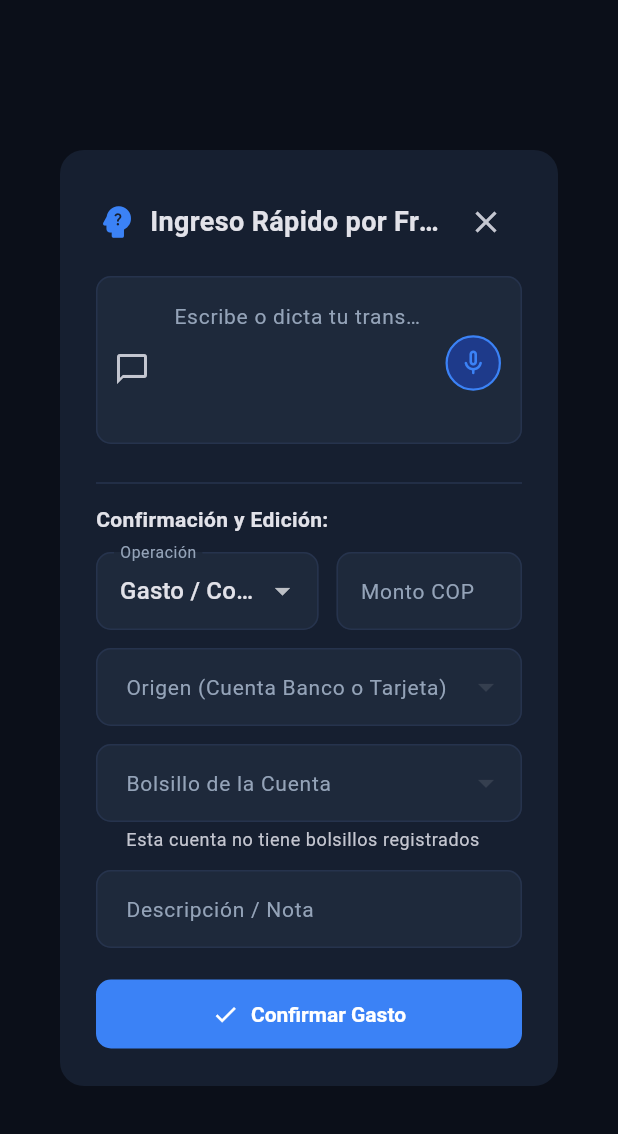
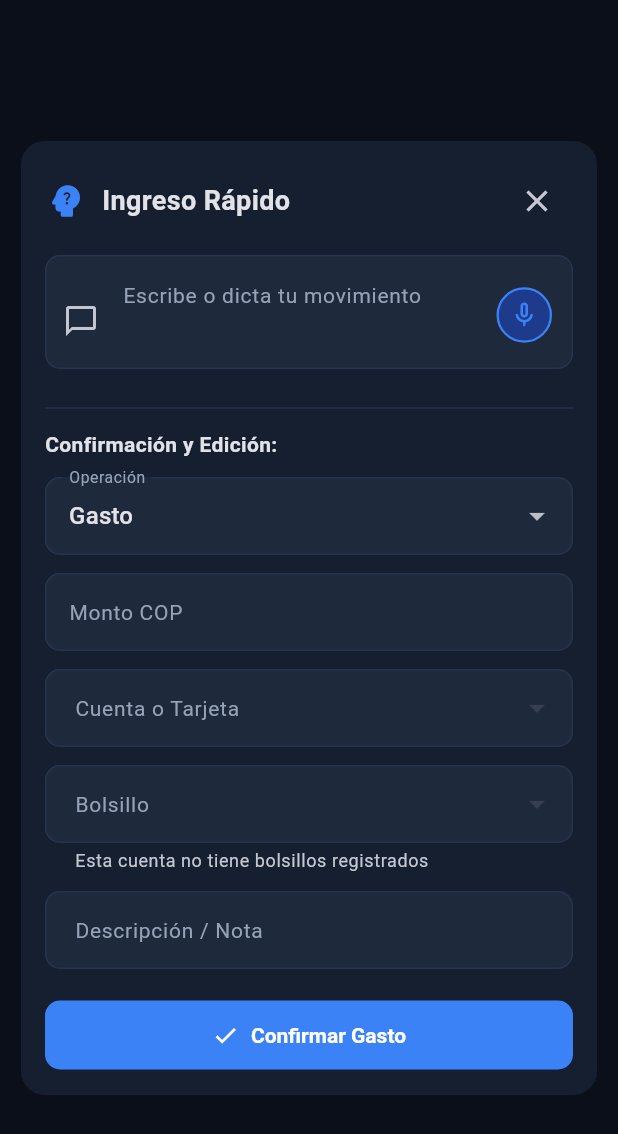
Before and after one commit to Alexdjp15/finanzas-personales, a Flutter app: the NlpEntryDialog widget shown alone on an empty page, opened directly, on a phone screen of 412 x 824 dp. Shown: the top 1134 px of the screen. Run offline on Flutter 3.47's test engine with Material 3 defaults, Android fonts, the phone set to English and light mode, and no system bars; our stand-ins replace csv, fl_chart, flutter_riverpod, speech_to_text, supabase_flutter; accounts and stored records are empty; Roboto replaces fonts that are missing (Segoe UI).

Commit message:
fix(ui): eliminate horizontal text truncations and optimize responsive layout in NlpEntryDialog

```diff
--- a/lib/presentation/screens/dialogs/nlp_entry_dialog.dart
+++ b/lib/presentation/screens/dialogs/nlp_entry_dialog.dart
@@ -461,16 +461,20 @@ class _NlpEntryDialogState extends ConsumerState<NlpEntryDialog> {
     final dictationState = ref.watch(voiceDictationProvider);
     final colors = AppColors.of(context);
     final mediaQuery = MediaQuery.of(context);
+    final isMobile = mediaQuery.size.width < 480;
 
     return Dialog(
+      insetPadding: isMobile
+          ? const EdgeInsets.symmetric(horizontal: 14, vertical: 20)
+          : const EdgeInsets.symmetric(horizontal: 40.0, vertical: 24.0),
       shape: RoundedRectangleBorder(borderRadius: BorderRadius.circular(16)),
       child: ConstrainedBox(
         constraints: BoxConstraints(
           maxWidth: 560,
-          maxHeight: mediaQuery.size.height * 0.85,
+          maxHeight: mediaQuery.size.height * 0.90,
         ),
         child: Padding(
-          padding: const EdgeInsets.all(24.0),
+          padding: EdgeInsets.all(isMobile ? 16.0 : 24.0),
           child: catalogAsync.when(
             loading: () => const Center(heightFactor: 3, child: CircularProgressIndicator()),
             error: (err, _) => Text('Error al cargar catálogo: $err'),
@@ -507,10 +511,10 @@ class _NlpEntryDialogState extends ConsumerState<NlpEntryDialog> {
                     Row(
                       children: [
                         Icon(Icons.psychology_alt_rounded, color: colors.brandAccent, size: 28),
-                        const SizedBox(width: 8),
+                        const SizedBox(width: 10),
                         const Expanded(
                           child: Text(
-                            'Ingreso Rápido por Frase (NLP)',
+                            'Ingreso Rápido',
                             style: TextStyle(fontSize: 18, fontWeight: FontWeight.bold),
                             overflow: TextOverflow.ellipsis,
                           ),
@@ -525,11 +529,12 @@ class _NlpEntryDialogState extends ConsumerState<NlpEntryDialog> {
                     TextField(
                       controller: _phraseController,
                       minLines: 2,
-                      maxLines: 8,
+                      maxLines: 4,
                       keyboardType: TextInputType.multiline,
                       decoration: InputDecoration(
-                        hintText: 'Ej: 50000 compra tc bancolombia | recuérdame pagar la energía los 10',
-                        labelText: 'Escribe o dicta tu transacción en lenguaje natural',
+                        hintText: 'Escribe o dicta tu movimiento...',
+                        hintMaxLines: 2,
+                        labelText: 'Escribe o dicta tu movimiento',
                         alignLabelWithHint: true,
                         prefixIcon: const Padding(
                           padding: EdgeInsets.only(top: 12.0),
@@ -936,12 +941,12 @@ class _NlpEntryDialogState extends ConsumerState<NlpEntryDialog> {
                         ),
                       ),
 
-                    // Kind & Amount
-                    Row(
-                      children: [
-                        Expanded(
-                          flex: 6,
-                          child: DropdownButtonFormField<String>(
+                    // Kind & Amount (Responsive layout: stacked vertically on mobile <440px)
+                    LayoutBuilder(
+                      builder: (context, constraints) {
+                        final isNarrow = constraints.maxWidth < 440;
+
+                        final operationDropdown = DropdownButtonFormField<String>(
                           key: Key('dropdown_nlp_op_mode_${_isCardPayment ? "payment" : _kind.name}'),
                           isExpanded: true,
                           initialValue: _isCardPayment ? 'card_payment' : _kind.name,
@@ -951,9 +956,9 @@ class _NlpEntryDialogState extends ConsumerState<NlpEntryDialog> {
                             border: OutlineInputBorder(),
                           ),
                           items: const [
-                              DropdownMenuItem(value: 'expense', child: Text('Gasto / Compra', overflow: TextOverflow.ellipsis)),
+                            DropdownMenuItem(value: 'expense', child: Text('Gasto', overflow: TextOverflow.ellipsis)),
                             DropdownMenuItem(value: 'income', child: Text('Ingreso', overflow: TextOverflow.ellipsis)),
-                              DropdownMenuItem(value: 'card_payment', child: Text('Abonar a Tarjeta (Pagar TC)', overflow: TextOverflow.ellipsis)),
+                            DropdownMenuItem(value: 'card_payment', child: Text('Abono a TC', overflow: TextOverflow.ellipsis)),
                           ],
                           onChanged: (v) {
                             setState(() {
@@ -970,12 +975,9 @@ class _NlpEntryDialogState extends ConsumerState<NlpEntryDialog> {
                               }
                             });
                           },
-                          ),
-                        ),
-                        const SizedBox(width: 12),
-                        Expanded(
-                          flex: 5,
-                          child: TextField(
+                        );
+
+                        final amountField = TextField(
                           controller: _amountController,
                           keyboardType: TextInputType.number,
                           decoration: const InputDecoration(
@@ -984,9 +986,27 @@ class _NlpEntryDialogState extends ConsumerState<NlpEntryDialog> {
                             contentPadding: EdgeInsets.symmetric(horizontal: 12, vertical: 14),
                             border: OutlineInputBorder(),
                           ),
-                          ),
-                        ),
+                        );
+
+                        if (isNarrow) {
+                          return Column(
+                            crossAxisAlignment: CrossAxisAlignment.stretch,
+                            children: [
+                              operationDropdown,
+                              const SizedBox(height: 12),
+                              amountField,
                             ],
+                          );
+                        } else {
+                          return Row(
+                            children: [
+                              Expanded(flex: 6, child: operationDropdown),
+                              const SizedBox(width: 12),
+                              Expanded(flex: 5, child: amountField),
+                            ],
+                          );
+                        }
+                      },
                     ),
                     const SizedBox(height: 12),
 
@@ -998,7 +1018,7 @@ class _NlpEntryDialogState extends ConsumerState<NlpEntryDialog> {
                         isExpanded: true,
                         initialValue: uniqueCards.any((c) => c.id == _sourceId) ? _sourceId : null,
                         decoration: const InputDecoration(
-                          labelText: 'Tarjeta de Crédito a Abonar',
+                          labelText: 'Tarjeta a Abonar',
                           border: OutlineInputBorder(),
                         ),
                         items: uniqueCards
@@ -1024,7 +1044,7 @@ class _NlpEntryDialogState extends ConsumerState<NlpEntryDialog> {
                         isExpanded: true,
                         initialValue: availablePockets.any((p) => p.id == _pocketId) ? _pocketId : null,
                         decoration: const InputDecoration(
-                          labelText: 'Bolsillo de Origen (de donde sale el dinero)',
+                          labelText: 'Bolsillo de Origen',
                           border: OutlineInputBorder(),
                         ),
                         items: availablePockets
@@ -1049,7 +1069,7 @@ class _NlpEntryDialogState extends ConsumerState<NlpEntryDialog> {
                             ? '${_sourceType!.name}:$_sourceId'
                             : null,
                         decoration: const InputDecoration(
-                          labelText: 'Origen (Cuenta Banco o Tarjeta)',
+                          labelText: 'Cuenta o Tarjeta',
                           border: OutlineInputBorder(),
                         ),
                         items: [
@@ -1107,7 +1127,7 @@ class _NlpEntryDialogState extends ConsumerState<NlpEntryDialog> {
                           isExpanded: true,
                           initialValue: availablePockets.any((p) => p.id == _pocketId) ? _pocketId : null,
                           decoration: InputDecoration(
-                            labelText: 'Bolsillo de la Cuenta',
+                            labelText: 'Bolsillo',
                             border: const OutlineInputBorder(),
                             helperText: availablePockets.isEmpty
                                 ? 'Esta cuenta no tiene bolsillos registrados'
```
Also changed, not shown: 5 other files. Lines whose indentation alone changed are shown as unchanged.
